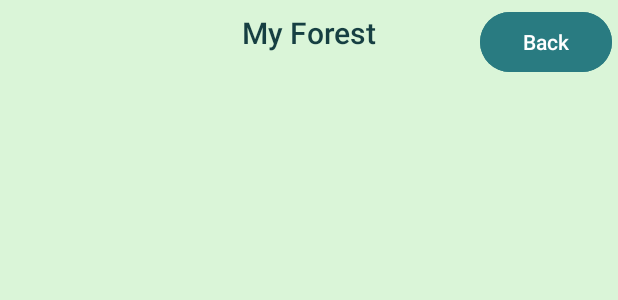
After one commit to TalyaBenAtar/TaskSprout, an Android app: the layout activity_forest.xml on its own in the app's theme, with its tools: preview values and no code run, on a phone screen of 412 x 824 dp. The commit adds this screen. Shown: the top 300 px of the screen. Run offline under Robolectric (Android 15) with nearby library versions, the phone set to English and light mode, and no system bars.

Commit message:
finished: boards, tasks, xp with sound effects forest page is up, not done yet

```diff
--- a/app/src/main/AndroidManifest.xml
+++ b/app/src/main/AndroidManifest.xml
@@ -29,6 +29,7 @@
         </activity>
 
         <activity android:name=".MainActivity" />
+        <activity android:name=".ForestActivity" />
         <activity android:name=".TaskBoardActivity" />
         <activity android:name=".ProfileActivity" />
         <activity android:name=".BoardSettingsActivity" />
--- a/app/src/main/java/com/example/tasksprout/ProfileActivity.kt
+++ b/app/src/main/java/com/example/tasksprout/ProfileActivity.kt
@@ -86,6 +86,12 @@ class ProfileActivity : AppCompatActivity() {
                     startActivity(Intent(this, LoginActivity::class.java))
                     finish()
                 }
+        }
+
+        //Forest page
+        binding.profileBTNForest.setOnClickListener {
+            startActivity(Intent(this, ForestActivity::class.java))
+            finish()
         }
 
         // Back to MainActivity
--- /dev/null
+++ b/app/src/main/res/drawable/debug_border.xml
@@ -0,0 +1,7 @@
+<shape xmlns:android="http://schemas.android.com/apk/res/android"
+    android:shape="rectangle">
+    <solid android:color="@android:color/transparent"/>
+    <stroke
+        android:width="2dp"
+        android:color="#DAF5D8"/>
+</shape>
--- /dev/null
+++ b/app/src/main/res/layout/activity_forest.xml
@@ -0,0 +1,65 @@
+<?xml version="1.0" encoding="utf-8"?>
+<androidx.constraintlayout.widget.ConstraintLayout xmlns:android="http://schemas.android.com/apk/res/android"
+    xmlns:app="http://schemas.android.com/apk/res-auto"
+    android:layout_width="match_parent"
+    android:layout_height="match_parent"
+    android:background="#DAF5D8">
+
+    <TextView
+        android:id="@+id/forest_debug_text"
+        android:layout_width="wrap_content"
+        android:layout_height="wrap_content"
+        android:text="My Forest"
+        android:textColor="@color/teal_dark"
+        android:textSize="20sp"
+        android:fontFamily="sans-serif-medium"
+        android:background="@android:color/transparent"
+        android:gravity="center"
+        android:layout_marginTop="8dp"
+        android:elevation="8dp"
+        app:layout_constraintTop_toTopOf="parent"
+        app:layout_constraintStart_toStartOf="parent"
+        app:layout_constraintEnd_toEndOf="parent"/>
+
+    <Button
+        android:id="@+id/forest_back_button"
+        android:layout_width="wrap_content"
+        android:layout_height="wrap_content"
+        android:text="Back"
+        android:elevation="50dp"
+        android:backgroundTint="@color/teal_light"
+        android:textColor="@color/white"
+        app:layout_constraintTop_toTopOf="parent"
+        app:layout_constraintEnd_toEndOf="parent"
+        android:layout_margin="4dp"/>
+
+    <!-- Forest plant container with red border -->
+    <FrameLayout
+        android:id="@+id/forest_bounds_frame"
+        android:layout_width="0dp"
+        android:layout_height="0dp"
+        android:layout_marginBottom="20dp"
+        android:layout_marginEnd="20dp"
+        android:layout_marginStart="20dp"
+        android:layout_marginTop="50dp"
+        android:background="@drawable/debug_border"
+        android:visibility="visible"
+        app:layout_constraintTop_toTopOf="parent"
+        app:layout_constraintBottom_toBottomOf="parent"
+        app:layout_constraintStart_toStartOf="parent"
+        app:layout_constraintEnd_toEndOf="parent" />
+
+    <!-- Dev-only reset button -->
+    <Button
+        android:id="@+id/forestBTNResetPositions"
+        android:layout_width="wrap_content"
+        android:layout_height="wrap_content"
+        android:text="Reset positions🌱"
+        android:backgroundTint="@android:color/holo_red_light"
+        android:visibility="gone"
+        android:textColor="@android:color/white"
+        app:layout_constraintTop_toTopOf="parent"
+        app:layout_constraintEnd_toEndOf="parent"
+        android:layout_margin="50dp" />
+
+</androidx.constraintlayout.widget.ConstraintLayout>
```
Also changed, not shown: app/src/main/java/com/example/tasksprout/ForestActivity.kt (added, +300 -0 lines), app/src/main/java/com/example/tasksprout/model/ForestPlant.kt (+3 -14 lines).
